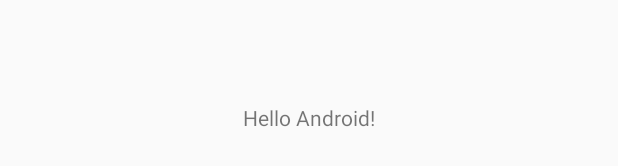
After one commit to satyamhacker/kotlinCountDownTimerAndroid, an Android app built with Jetpack Compose: the layout activity_main.xml on its own in the app's theme, with its tools: preview values and no code run, on a phone screen of 412 x 824 dp. The commit adds this screen. Shown: the part 501-667 px from the top of the screen. Run offline under Robolectric (Android 15) with nearby library versions, the phone set to English and light mode, and no system bars.

Commit message:
added xml layout in place of jetpack compose and in activity_main.xml file added constraint layout

```diff
--- a/app/build.gradle.kts
+++ b/app/build.gradle.kts
@@ -41,6 +41,7 @@ android {
 
 dependencies {
 
+    implementation("androidx.constraintlayout:constraintlayout:2.1.4") // Or the latest version
     implementation(libs.androidx.core.ktx)
     implementation(libs.androidx.lifecycle.runtime.ktx)
     implementation(libs.androidx.activity.compose)
--- /dev/null
+++ b/app/src/main/res/layout/activity_main.xml
@@ -0,0 +1,16 @@
+<?xml version="1.0" encoding="utf-8"?>
+<androidx.constraintlayout.widget.ConstraintLayout xmlns:android="http://schemas.android.com/apk/res/android"
+    xmlns:app="http://schemas.android.com/apk/res-auto"
+    android:layout_width="match_parent"
+    android:layout_height="match_parent">
+
+    <TextView
+        android:id="@+id/greetingTextView"
+        android:layout_width="wrap_content"
+        android:layout_height="wrap_content"
+        android:text="Hello Android!"
+        app:layout_constraintTop_toTopOf="parent"
+        app:layout_constraintBottom_toBottomOf="parent"
+        app:layout_constraintStart_toStartOf="parent"
+        app:layout_constraintEnd_toEndOf="parent"/>
+</androidx.constraintlayout.widget.ConstraintLayout>
```
Also changed, not shown: app/src/main/java/com/example/countdowntimer/MainActivity.kt (+4 -35 lines).
